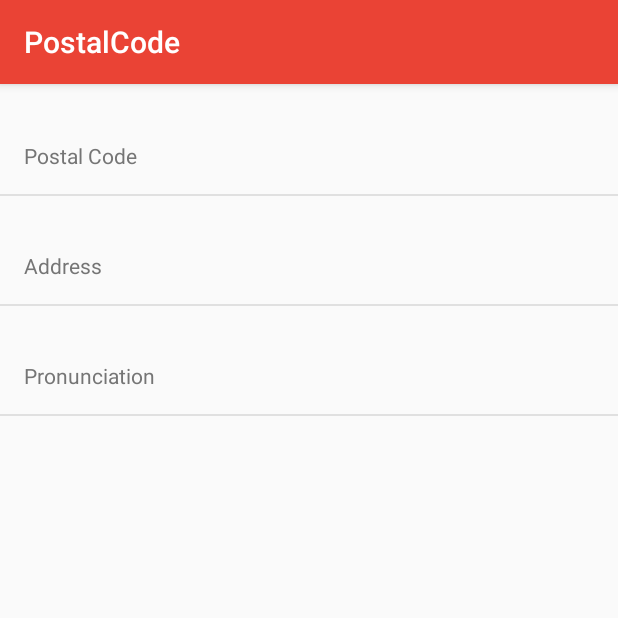
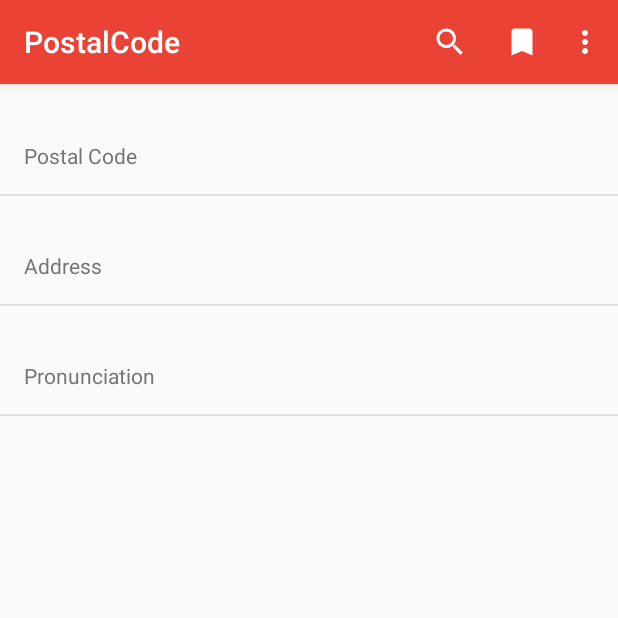
Before and after one commit to rakuishi/aniradime-android, an Android app: the fragment PostalCodeDetailFragment placed in its activity, on a phone screen of 412 x 824 dp, the top half of it. Run offline under Robolectric (Android 15) with nearby library versions, the phone set to English and light mode, and no system bars; our stand-ins replace Dagger/Hilt's generated code, RxJava, Timber, data binding; network calls fail; 7 statements that could not run were skipped.

Commit message:
Add menu

```diff
--- a/app/src/main/java/com/rakuishi/postalcode/view/activity/MainActivity.java
+++ b/app/src/main/java/com/rakuishi/postalcode/view/activity/MainActivity.java
@@ -5,6 +5,9 @@
 import android.support.v4.app.Fragment;
 import android.support.v4.app.FragmentManager;
 import android.support.v4.app.FragmentTransaction;
+import android.support.v7.widget.SearchView;
+import android.view.Menu;
+import android.view.MenuInflater;
 
 import com.rakuishi.postalcode.R;
 import com.rakuishi.postalcode.view.fragment.PostalCodeListFragment;
@@ -16,6 +19,7 @@
 
     // FIXME: I want to use `FragmentManager.getBackStackEntryCount()` for control of fragments.
     private List<String> fragmentNames = new ArrayList<>();
+    private SearchView searchView;
 
     @Override
     protected void onCreate(Bundle savedInstanceState) {
@@ -27,6 +31,14 @@
             PostalCodeListFragment fragment = PostalCodeListFragment.newInstance(PostalCodeListFragment.Type.PREFECTURE);
             replaceFragment(fragment, getString(R.string.app_name));
         }
+    }
+
+    @Override
+    public boolean onCreateOptionsMenu(Menu menu) {
+        getMenuInflater().inflate(R.menu.menu_main, menu);
+        // searchView = (SearchView) menu.findItem(R.id.action_search).getActionView();
+        // searchView.setIconified(false);
+        return true;
     }
 
     @Override
--- /dev/null
+++ b/app/src/main/res/drawable/ic_bookmark_white_24dp.xml
@@ -0,0 +1,9 @@
+<vector xmlns:android="http://schemas.android.com/apk/res/android"
+        android:width="24dp"
+        android:height="24dp"
+        android:viewportWidth="24.0"
+        android:viewportHeight="24.0">
+    <path
+        android:fillColor="#FFFFFF"
+        android:pathData="M17,3H7c-1.1,0 -1.99,0.9 -1.99,2L5,21l7,-3 7,3V5c0,-1.1 -0.9,-2 -2,-2z"/>
+</vector>
--- /dev/null
+++ b/app/src/main/res/drawable/ic_search_white_24dp.xml
@@ -0,0 +1,9 @@
+<vector xmlns:android="http://schemas.android.com/apk/res/android"
+        android:width="24dp"
+        android:height="24dp"
+        android:viewportWidth="24.0"
+        android:viewportHeight="24.0">
+    <path
+        android:fillColor="#FFFFFF"
+        android:pathData="M15.5,14h-0.79l-0.28,-0.27C15.41,12.59 16,11.11 16,9.5 16,5.91 13.09,3 9.5,3S3,5.91 3,9.5 5.91,16 9.5,16c1.61,0 3.09,-0.59 4.23,-1.57l0.27,0.28v0.79l5,4.99L20.49,19l-4.99,-5zM9.5,14C7.01,14 5,11.99 5,9.5S7.01,5 9.5,5 14,7.01 14,9.5 11.99,14 9.5,14z"/>
+</vector>
--- /dev/null
+++ b/app/src/main/res/menu/menu_main.xml
@@ -0,0 +1,26 @@
+<?xml version="1.0" encoding="utf-8"?>
+<menu xmlns:android="http://schemas.android.com/apk/res/android"
+    xmlns:app="http://schemas.android.com/apk/res-auto">
+
+    <item
+        android:id="@+id/action_search"
+        android:title="@string/search"
+        android:icon="@drawable/ic_search_white_24dp"
+        android:actionViewClass="android.support.v7.widget.SearchView"
+        app:showAsAction="ifRoom"
+        />
+
+    <item
+        android:id="@+id/action_bookmark"
+        android:title="@string/bookmark"
+        android:icon="@drawable/ic_bookmark_white_24dp"
+        app:showAsAction="ifRoom"
+        />
+
+    <item
+        android:id="@+id/action_info"
+        android:title="@string/info"
+        app:showAsAction="collapseActionView"
+        />
+
+</menu>
--- a/app/src/main/res/values/strings.xml
+++ b/app/src/main/res/values/strings.xml
@@ -3,6 +3,9 @@
     <string name="zipped_database_name">x-ken-all-201702.db.zip</string>
     <string name="database_name">x-ken-all-201702.db</string>
 
+    <string name="search">Search</string>
+    <string name="bookmark">Bookmark</string>
+    <string name="info">Info</string>
     <string name="postal_code">Postal Code</string>
     <string name="address">Address</string>
     <string name="pronunciation">Pronunciation</string>
```
Also changed, not shown: 1 other file.
